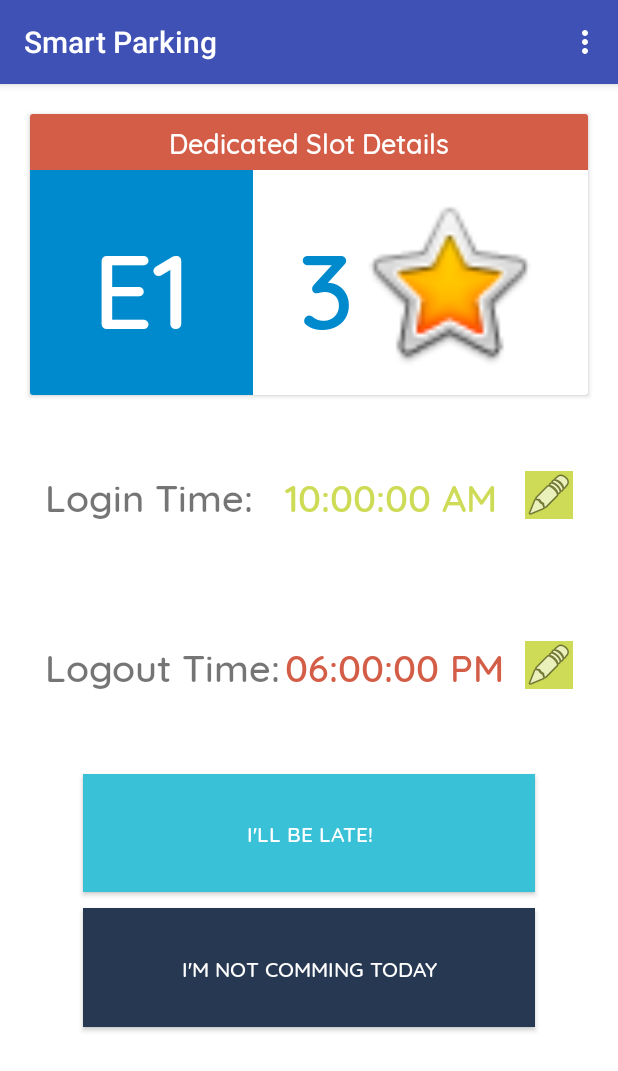
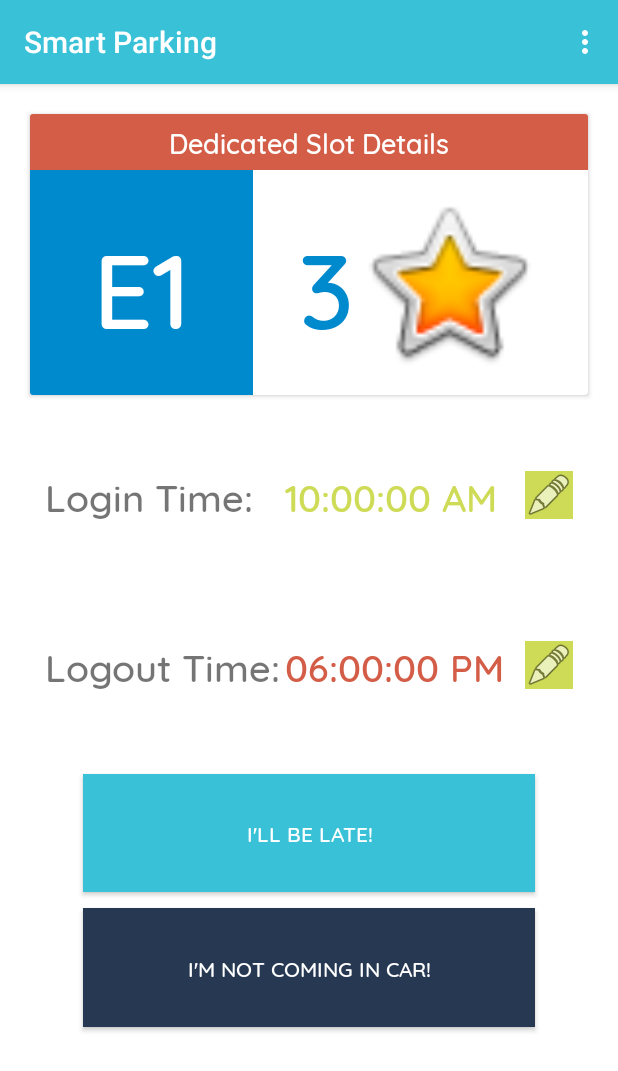
Before and after one commit to prasenjeetpaul/Smart-Parking, an Android app: the DedicatedUserHome screen opened directly, with no data from a screen before it, on a phone screen of 412 x 824 dp. Shown: the top 1071 px of the screen. Run offline under Robolectric (Android 15) with nearby library versions, the phone set to English and light mode, and no system bars; our stand-ins replace Volley; network calls fail.

Commit message:
Final Release

```diff
--- a/app/src/main/java/notfastjustfurious/epam/smartparking/Activity/DedicatedUserHome.java
+++ b/app/src/main/java/notfastjustfurious/epam/smartparking/Activity/DedicatedUserHome.java
@@ -157,7 +157,7 @@ public class DedicatedUserHome extends AppCompatActivity {
             Log.d("isFloat", "is null");
         } else {
             dayCancelledButton.setVisibility(View.VISIBLE);
-            dayCancelledButton.setText("Applied for leave today!");
+            dayCancelledButton.setText("You are not going by car toady");
             dayCancelledButton.setEnabled(false);
             lateButton.setVisibility(View.GONE);
             lateButton.setEnabled(true);
--- a/app/src/main/res/layout/activity_dedicated_user_home.xml
+++ b/app/src/main/res/layout/activity_dedicated_user_home.xml
@@ -239,7 +239,7 @@
                     android:layout_weight="1"
                     android:background="@color/epamDarkBlue"
                     android:gravity="center"
-                    android:text="I'm Not comming today"
+                    android:text="I'm not coming in car!"
                     android:textColor="@color/epamWhite" />
 
             </LinearLayout>
--- a/app/src/main/res/values/colors.xml
+++ b/app/src/main/res/values/colors.xml
@@ -1,7 +1,7 @@
 <?xml version="1.0" encoding="utf-8"?>
 <resources>
-    <color name="colorPrimary">#3F51B5</color>
-    <color name="colorPrimaryDark">#303F9F</color>
+    <color name="colorPrimary">#39C2D7</color>
+    <color name="colorPrimaryDark">#008ACE</color>
     <color name="colorAccent">#FF4081</color>
     <color name="epamBlue">#76CDD8</color>
     <color name="epamGreen">#CEDB56</color>
```
Also changed, not shown: 1 other file.
